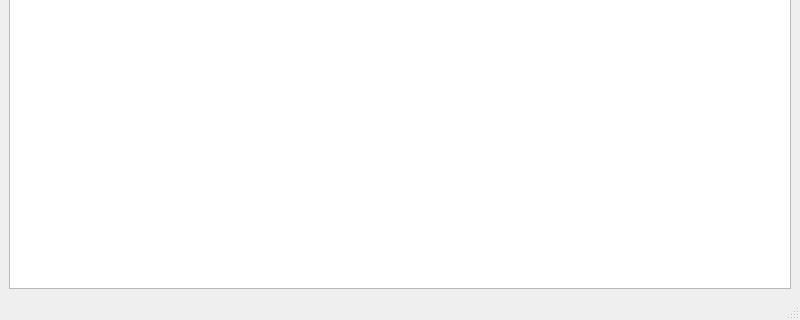
The window that mainwindow.ui (CIoudkicker/TelephoneBook_1) describes before a commit, drawn with Qt 5; both pictures show x 0 to 800 and y 280 to 600 of the 800 by 600 pixel window.
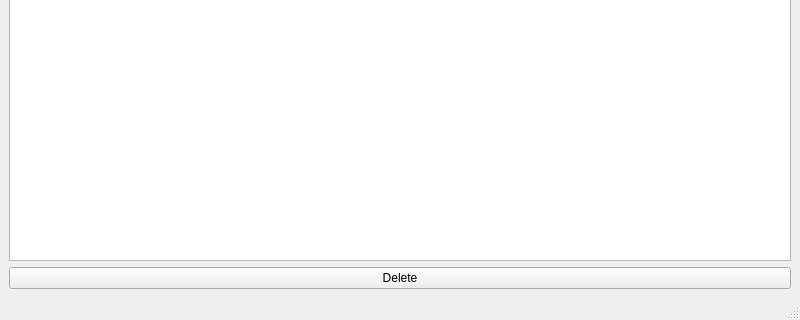
The same window after the commit.

Commit message: Рефакторинг. Убраны лишние член-данные. Добавлен connect закрытия приложения

```diff
--- a/mainwindow.ui
+++ b/mainwindow.ui
@@ -14,12 +14,19 @@
    <string>MainWindow</string>
   </property>
   <widget class="QWidget" name="centralwidget">
-   <layout class="QHBoxLayout" name="horizontalLayout_2">
+   <layout class="QHBoxLayout" name="horizontalLayout">
     <item>
-     <layout class="QHBoxLayout" name="horizontalLayout">
+     <layout class="QVBoxLayout" name="verticalLayout">
       <item>
        <widget class="QTableView" name="tableView"/>
       </item>
+      <item>
+       <widget class="QPushButton" name="pushButton_Delete">
+        <property name="text">
+         <string>Delete</string>
+        </property>
+       </widget>
+      </item>
      </layout>
     </item>
    </layout>
```
The commit also changes 2 other files.
